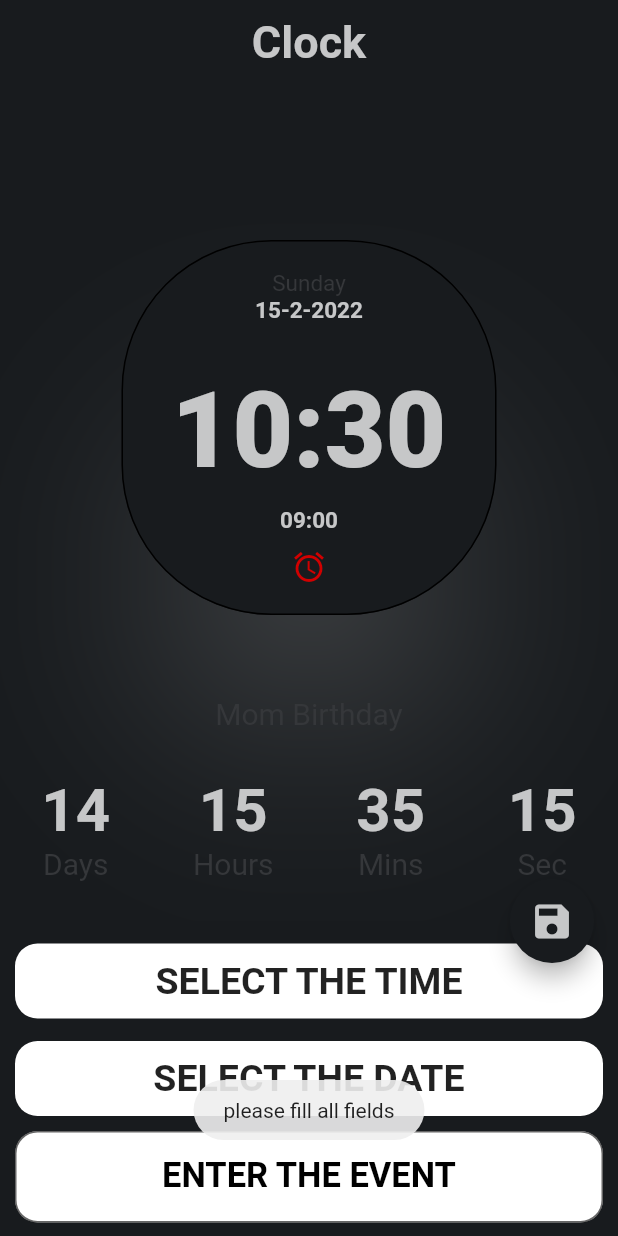
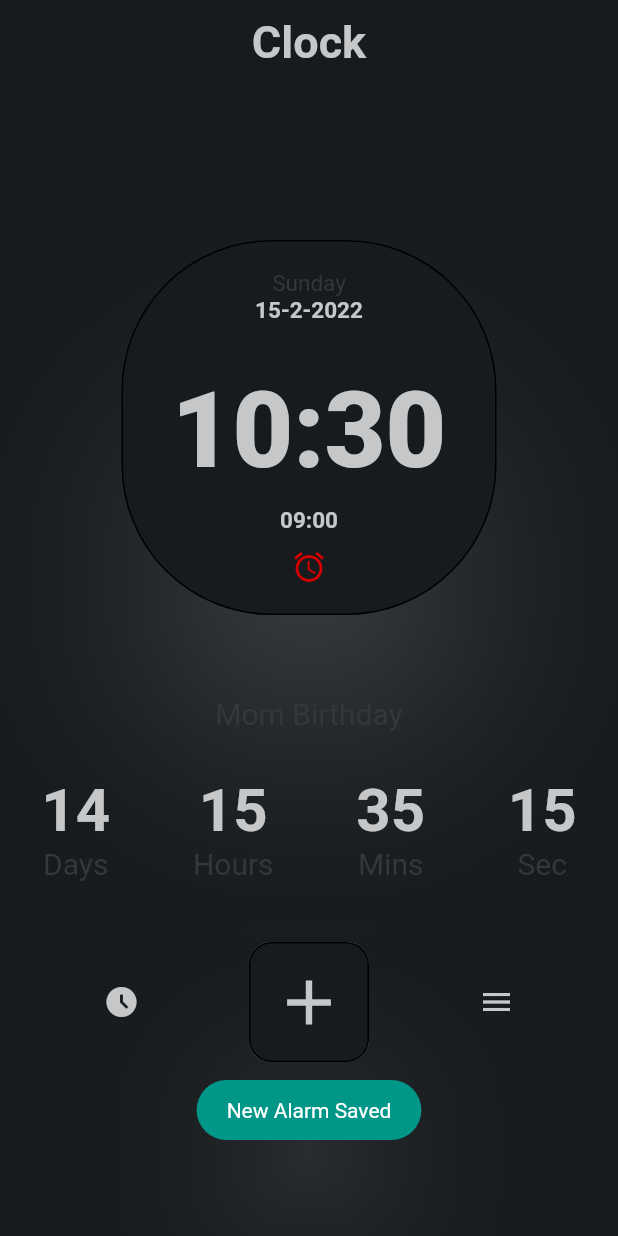
Before and after one commit to oqbahdx/alarm-and-timer-application, a Flutter app: the screen it shows after launch, after a tap on the "add" icon, after a tap on the "save" icon, on a phone screen of 412 x 824 dp. Run offline on Flutter 3.47's test engine with Material 2 defaults, Android fonts, the phone set to English and light mode, and no system bars; our stand-ins replace flutter_bloc, fluttertoast, sqflite; accounts and stored records are empty.

Commit message:
customize date and time picker

```diff
--- a/lib/bloc/cubit.dart
+++ b/lib/bloc/cubit.dart
@@ -1,4 +1,7 @@
+
+
 import 'package:alert/bloc/states.dart';
+import 'package:alert/config/theme.dart';
 import 'package:flutter/material.dart';
 import 'package:flutter_bloc/flutter_bloc.dart';
 import 'package:sqflite/sqflite.dart';
@@ -7,46 +10,84 @@ class AppCubit extends Cubit<AppStates> {
   AppCubit() : super(AppInitialState());
 
   static AppCubit get(context) => BlocProvider.of(context);
+
   TimeOfDay? newTime;
-  pickTime({required BuildContext context,required int hour ,required int minute})async{
-      newTime  = await showTimePicker(
+
+  pickTime(
+      {required BuildContext context,
+      required int hour,
+      required int minute}) async {
+    newTime = await showTimePicker(
       context: context,
-      initialTime: TimeOfDay(hour: hour, minute: minute,),
+      initialTime: TimeOfDay(
+        hour: hour,
+        minute: minute,
+      ),
     );
     emit(PickTimeSuccessState());
   }
+
   DateTime? newDate;
-    pickDate({required BuildContext context,required DateTime dateTime})async{
-      newDate = await  showDatePicker(
+
+  pickDate({required BuildContext context, required DateTime dateTime}) async {
+    newDate = await showDatePicker(
       context: context,
-        initialDate: dateTime, lastDate: dateTime.add(const Duration(days: 356)), firstDate: dateTime,
+      initialDate: dateTime,
+      lastDate: dateTime.add(const Duration(days: 356)),
+      firstDate: dateTime,
+      builder: (BuildContext context, child){
+        return Theme(data: ThemeData.light().copyWith(
+          colorScheme: ColorScheme.light(
+            primary: blackC,
+            onPrimary: Colors.white,
+            onSurface: blackC,
+          ),
+          dialogBackgroundColor:greyC,
+        ), child: child!);
+      }
     );
     emit(PickDateSuccessState());
   }
-  // pickDate({required BuildContext context , required DateTime dateTime})async{
-  //
-  //     final DateTime? picked = await showDatePicker(
-  //         context: context,
-  //         initialDate: dateTime,
-  //         firstDate: DateTime(2015, 8),
-  //         lastDate: DateTime(2101));
-  //     if (picked != null && picked != dateTime)
-  //       // setState(() {
-  //       //   dateTime = picked;
-  //       // });
-  //
-  // }
+
+  clearDate() {
+    newDate = null;
+    emit(ClearDateState());
+  }
+
+  clearTime() {
+    newTime = null;
+    emit(ClearTimeState());
+  }
+  Database? database;
   createDatabase() async {
-    Database database = await openDatabase('alarms.db', version: 1,
+     database = await openDatabase('alarms.db', version: 1,
         onCreate: (Database db, int version) async {
       print('database has been created successfully');
       await db.execute(
-              'CREATE TABLE Test (id INTEGER PRIMARY KEY, event TEXT, date TEXT, time TEXT , status TEXT)');
+          'CREATE TABLE events (id INTEGER PRIMARY KEY, event TEXT, date TEXT, time TEXT , status TEXT)');
       print('table has been created successfully');
-        },onOpen: (database){
+    }, onOpen: (database) {
       print('database opened');
     });
-
   }
 
+  insetData(
+      {
+      required String? event,
+      required String? time,
+      required String? date,
+      required String status}) async {
+      await database?.transaction((txn) async {
+       await txn.rawInsert(
+          'INSERT INTO events(event, date, time,status) VALUES($event, $time, $date,$status)').then((value){
+            print(value.toString());
+            emit(InsertDataSuccessState());
+       }).catchError((err){
+         print( "err : " + err.toString());
+         emit(InsertDataErrorState(err.toString()));
+       });
+
+
+    });
   }
+}
--- a/lib/bloc/states.dart
+++ b/lib/bloc/states.dart
@@ -4,3 +4,11 @@ class AppInitialState extends AppStates {}
 
 class PickTimeSuccessState extends AppStates{}
 class PickDateSuccessState extends AppStates{}
+class ClearTimeState extends AppStates{}
+class ClearDateState extends AppStates{}
+class InsertDataSuccessState extends AppStates{}
+class InsertDataLoadingState extends AppStates{}
+class InsertDataErrorState extends AppStates{
+  late final String error;
+  InsertDataErrorState(this.error);
+}
--- a/lib/config/theme.dart
+++ b/lib/config/theme.dart
@@ -1,3 +1,4 @@
+import 'package:flutter/cupertino.dart';
 import 'package:flutter/material.dart';
 
 Color blackC = const Color(0XFF181B1E);
@@ -12,3 +13,42 @@ TextStyle appBarStyle = const TextStyle(
   fontSize: 25,
   color: Colors.white,
 );
+class TimePickerColors{
+ static final TimePickerThemeData timePickerTheme = TimePickerThemeData(
+    backgroundColor: greyC,
+    hourMinuteShape:  const RoundedRectangleBorder(
+      borderRadius: BorderRadius.all(Radius.circular(8)),
+      side: BorderSide(color: Colors.white54, width: 4),
+    ),
+    dayPeriodBorderSide:  const BorderSide(color: Colors.white54, width: 4),
+    dayPeriodColor:MaterialStateColor.resolveWith((states) =>
+    states.contains(MaterialState.selected) ? blackC : greyC),
+    hourMinuteTextColor: MaterialStateColor.resolveWith(
+            (states) => states.contains(MaterialState.selected) ? Colors.white : blackC),
+    shape:  RoundedRectangleBorder(
+      borderRadius: const BorderRadius.all(Radius.circular(8)),
+      side: BorderSide(color: blackC, width: 4),
+    ),
+    dayPeriodTextColor: MaterialStateColor.resolveWith(
+            (states) => states.contains(MaterialState.selected) ? Colors.white : blackC),
+
+    hourMinuteColor: MaterialStateColor.resolveWith((states) =>
+    states.contains(MaterialState.selected) ? blackC : greyC),
+
+    dialHandColor: greyC,
+    dialBackgroundColor: blackC,
+    hourMinuteTextStyle: const TextStyle(fontSize: 20, fontWeight: FontWeight.bold),
+    dayPeriodTextStyle: const TextStyle(fontSize: 12, fontWeight: FontWeight.bold),
+    helpTextStyle:
+    TextStyle(fontSize: 18, fontWeight: FontWeight.bold, color: blackC),
+    inputDecorationTheme: const InputDecorationTheme(
+      border: InputBorder.none,
+      contentPadding: EdgeInsets.all(0),
+    ),
+    dialTextColor: MaterialStateColor.resolveWith(
+            (states) => states.contains(MaterialState.selected) ? blackC : Colors.white),
+    entryModeIconColor: blackC,
+
+  );
+
+}
--- a/lib/main.dart
+++ b/lib/main.dart
@@ -1,21 +1,32 @@
 import 'package:alert/bloc/cubit.dart';
+import 'package:alert/config/theme.dart';
 import 'package:alert/screen/events_list.dart';
 import 'package:alert/screen/home.dart';
 import 'package:flutter/material.dart';
 import 'package:flutter_bloc/flutter_bloc.dart';
 
 void main() {
-  runApp(const MyApp());
+  runApp( const MyApp());
 }
 
 class MyApp extends StatelessWidget {
-  const MyApp({Key? key}) : super(key: key);
+   const MyApp({Key? key}) : super(key: key);
 
   @override
   Widget build(BuildContext context) {
     return BlocProvider(
       create: (context)=>AppCubit(),
       child: MaterialApp(
+        theme: ThemeData(
+          timePickerTheme: TimePickerColors.timePickerTheme,
+          textButtonTheme: TextButtonThemeData(
+            style: ButtonStyle(
+              foregroundColor: MaterialStateColor.resolveWith((states) => Colors.white),
+              backgroundColor: MaterialStateColor.resolveWith((states) => blackC),
+              overlayColor: MaterialStateColor.resolveWith((states) => greyC),
+            ),
+          ),
+        ),
         debugShowCheckedModeBanner: false,
         initialRoute: HomePage.id,
         routes: {
--- a/lib/screen/home.dart
+++ b/lib/screen/home.dart
@@ -4,7 +4,6 @@ import 'package:alert/config/theme.dart';
 import 'package:flutter/material.dart';
 import 'package:flutter_bloc/flutter_bloc.dart';
 import 'package:fluttertoast/fluttertoast.dart';
-
 
 import '../widget/Containers_widget.dart';
 import '../widget/text_form_widget.dart';
@@ -32,7 +31,12 @@ class _HomePageState extends State<HomePage> {
   @override
   Widget build(BuildContext context) {
     return BlocConsumer<AppCubit, AppStates>(
-      listener: (context, state) {},
+      listener: (context, state) {
+        if (state is InsertDataSuccessState) {
+          Fluttertoast.showToast(
+              msg: 'New Alarm Saved', backgroundColor: Colors.teal);
+        }
+      },
       builder: (context, state) {
         var bloc = AppCubit.get(context);
         return Scaffold(
@@ -48,15 +52,18 @@ class _HomePageState extends State<HomePage> {
                   fontSize: 30, fontWeight: FontWeight.bold, color: greyC),
             ),
           ),
-          body: Container(
+          body: SingleChildScrollView(
+            child: Container(
               alignment: Alignment.center,
               child: Column(
                 children: [
                   const SizedBox(
                     height: 100,
                   ),
-                WatchContainer(watchText: '${now.hour}:${now.minute}',
-                  watchDate: '${now.day}-${now.month}-${now.year}',),
+                  WatchContainer(
+                    watchText: '${now.hour}:${now.minute}',
+                    watchDate: '${now.day}-${now.month}-${now.year}',
+                  ),
                   const SizedBox(
                     height: 50,
                   ),
@@ -156,7 +163,6 @@ class _HomePageState extends State<HomePage> {
                             setState(() {
                               _open = true;
                             });
-
                           },
                           child: Card(
                             shadowColor: Colors.white24,
@@ -187,11 +193,12 @@ class _HomePageState extends State<HomePage> {
                       ],
                     ),
                   ),
-
                 ],
               ),
             ),
-          bottomSheet:_open? Builder(
+          ),
+          bottomSheet: _open
+              ? Builder(
                   builder: (BuildContext context) {
                     return Container(
                       height: 210,
@@ -204,27 +211,28 @@ class _HomePageState extends State<HomePage> {
                             height: 15,
                           ),
                           AppCubit.get(context).newTime == null
-                        ?  PickContainer(
+                              ? PickContainer(
                                   text: 'SELECT THE TIME',
-                      onTap: (){
-                        bloc.pickTime(context: context, hour: now.hour,
+                                  onTap: () {
+                                    bloc.pickTime(
+                                        context: context,
+                                        hour: now.hour,
                                         minute: now.minute);
                                   },
                                 )
                               : Padding(
-                      padding: const EdgeInsets.symmetric(horizontal: 10),
+                                  padding: const EdgeInsets.symmetric(
+                                      horizontal: 10),
                                   child: Stack(
                                     children: [
                                       PickContainer(
                                         text:
-                            '${AppCubit.get(context).newTime?.format(context)}', onTap: () {
-
-                          },),
+                                            '${AppCubit.get(context).newTime?.format(context)}',
+                                        onTap: () {},
+                                      ),
                                       DeleteIcon(
                                         onTap: () {
-                              setState(() {
-                                AppCubit.get(context).newTime = null;
-                              });
+                                          bloc.clearTime();
                                         },
                                       )
                                     ],
@@ -234,55 +242,74 @@ class _HomePageState extends State<HomePage> {
                             height: 15,
                           ),
                           AppCubit.get(context).newDate == null
-                        ?  PickContainer(
+                              ? PickContainer(
                                   text: 'SELECT THE DATE',
-                      onTap: (){
-                        bloc.pickDate(context: context, dateTime: now);
+                                  onTap: () {
+                                    bloc.pickDate(
+                                        context: context, dateTime: now);
                                   },
                                 )
                               : Padding(
-                      padding: const EdgeInsets.symmetric(horizontal: 10),
+                                  padding: const EdgeInsets.symmetric(
+                                      horizontal: 10),
                                   child: Stack(
                                     children: [
                                       PickContainer(
                                         text:
-                            '${bloc.newDate?.day.toString()}-${bloc.newDate?.month.toString()}-${bloc.newDate?.year.toString()}', onTap: () {  },
+                                            '${bloc.newDate?.day.toString()}-${bloc.newDate?.month.toString()}-${bloc.newDate?.year.toString()}',
+                                        onTap: () {},
                                       ),
-                          DeleteIcon(onTap: () {
-                            setState(() {
-                              bloc.newDate = null;
-                            });
-                          },),
+                                      DeleteIcon(
+                                        onTap: () {
+                                          // setState(() {
+                                          //   bloc.newDate = null;
+                                          // });
+                                          bloc.clearDate();
+                                        },
+                                      ),
                                     ],
                                   ),
                                 ),
                           const SizedBox(
                             height: 10,
                           ),
-                    TextFormBuild(eventController: eventController,)
+                          TextFormBuild(
+                            eventController: eventController,
+                          )
                         ],
                       ),
                     );
                   },
-          ):Container(height: 0.0,),
-           floatingActionButton:_open? FloatingActionButton(
-            onPressed: (){
-              if(bloc.newDate==null ){
-                Fluttertoast.showToast(msg: 'please fill all fields');
-              }else if(bloc.newTime==null){
-                Fluttertoast.showToast(msg: 'please fill all fields');
-              }else if(eventController?.text == null){
-                Fluttertoast.showToast(msg: 'please fill all fields');
-              }else{
+                )
+              : Container(
+                  height: 0.0,
+                ),
+          floatingActionButton: _open
+              ? FloatingActionButton(
+                  onPressed: () {
+
+                      bloc.insetData(
+                          event: 'eventController?.text',
+                          time: '${bloc.newTime?.format(context)}',
+                          date:
+                              '${bloc.newDate?.day.toString()}-${bloc.newDate?.month.toString()}-${bloc.newDate?.year.toString()}',
+                          status: 'true');
                       setState(() {
-                  _open =false;
+                        _open = false;
+                        // bloc.newTime =null;
+                        // bloc.newDate=null;
+                        // eventController?.text ='';
                       });
-              }
+                    },
 
-            },
                   backgroundColor: blackC,
-            child:  Icon(Icons.save,size: 30,color: greyC,),
-          ):null,
+                  child: Icon(
+                    Icons.save,
+                    size: 30,
+                    color: greyC,
+                  ),
+                )
+              : null,
         );
       },
     );
--- a/lib/widget/text_form_widget.dart
+++ b/lib/widget/text_form_widget.dart
@@ -1,7 +1,7 @@
 import 'package:flutter/material.dart';
 
 class TextFormBuild extends StatefulWidget {
-  const TextFormBuild({Key? key, required this.eventController})
+  const TextFormBuild({Key? key, required this.eventController,})
       : super(key: key);
   final  TextEditingController? eventController;
 
@@ -10,11 +10,14 @@ class TextFormBuild extends StatefulWidget {
 }
 
 class _TextFormBuildState extends State<TextFormBuild> {
+
+
   @override
   Widget build(BuildContext context) {
     return Padding(
       padding: const EdgeInsets.symmetric(horizontal: 10.0),
       child: TextFormField(
+        textInputAction: TextInputAction.done,
         controller: widget.eventController,
         textAlign: TextAlign.center,
         textAlignVertical: TextAlignVertical.center,
@@ -23,12 +26,18 @@ class _TextFormBuildState extends State<TextFormBuild> {
         decoration: InputDecoration(
           fillColor: Colors.white,
           filled: true,
-          label: const Center(
-            child: Text(
-              'ENTER THE EVENT',
-              style: TextStyle(fontSize: 23, fontWeight: FontWeight.bold),
-            ),
-          ),
+          hintText: 'ENTER THE EVENT',
+          hintStyle: const TextStyle(
+          color: Colors.black87,  fontSize: 24, fontWeight: FontWeight.bold),
+          // labelText: 'label text',
+          //   label: Center(child: Text('ENTER THE EVENT')),
+          // label: const Center(
+          //   child: Text(
+          //     'ENTER THE EVENT',
+          //     style: TextStyle(fontSize: 18, fontWeight: FontWeight.bold),
+          //   ),
+          // ),
+
           labelStyle: const TextStyle(
               color: Colors.black, fontWeight: FontWeight.bold, fontSize: 25),
           border: OutlineInputBorder(
```
Also changed, not shown: 1 other file. Lines whose indentation alone changed are shown as unchanged.
